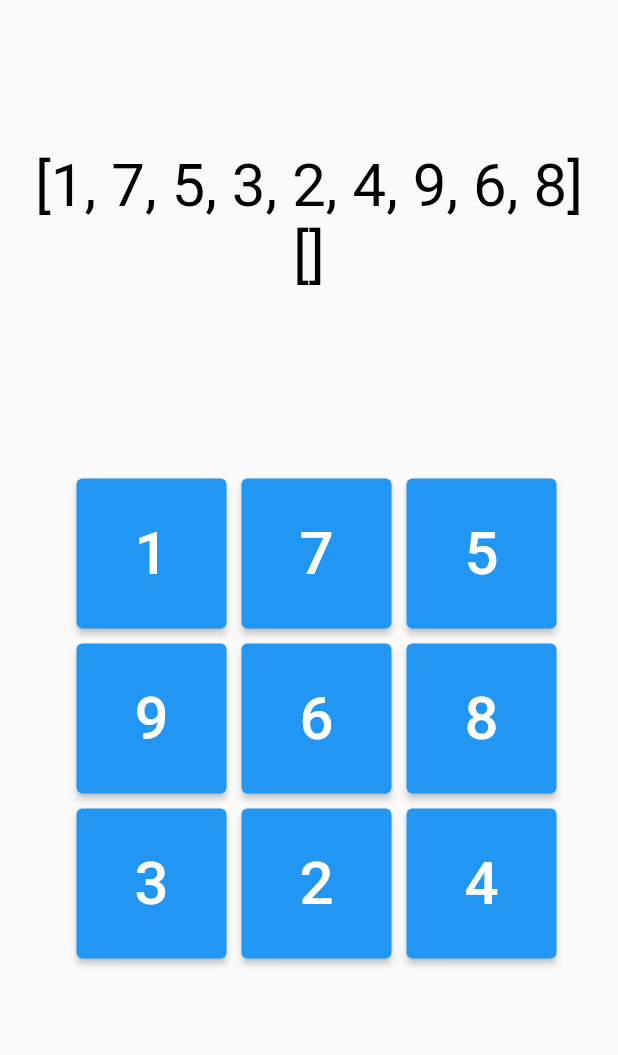
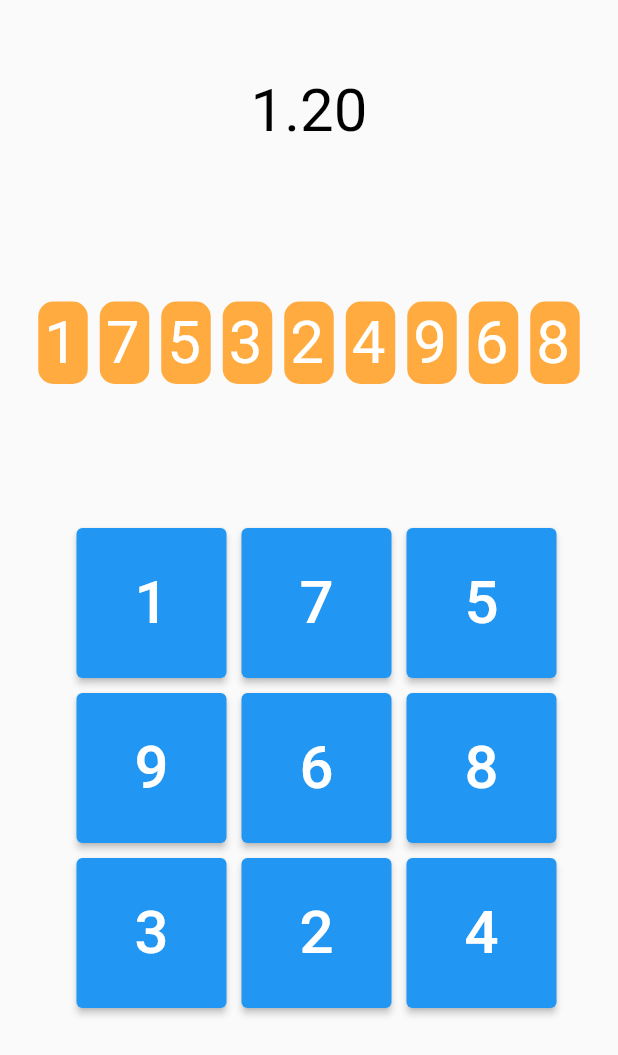
Before and after one commit to BANGWON-LEE/flutter_study, a Flutter app: the screen it shows after launch, after a tap on "시작", on a phone screen of 412 x 824 dp. Shown: the top 1055 px of the screen. Run offline on Flutter 3.47's test engine with Material 2 defaults, Android fonts, the light colour scheme and no system bars; our stand-ins replace webview_flutter.

Commit message:
20230113 game 1th complete

```diff
--- a/lib/screen/tab_game.dart
+++ b/lib/screen/tab_game.dart
@@ -1,4 +1,5 @@
 import 'dart:math';
+import 'dart:async';
 
 import 'package:flutter/material.dart';
 
@@ -11,21 +12,56 @@ class TabGame extends StatefulWidget {
 }
 
 class _TabGameState extends State<TabGame> {
-
-  @override
-  void dispose() {
-    // TODO: implement dispose
-    print('dispose 실행');
-    super.dispose();
-  }
-
+  Timer? _timer;
+  var _time = 0;
   // List<int> btnCount = [123,456,789];
   var btnCount = [['1','2','3'],['4','5','6'],['7','8','9']];
   List gameCount = ['1','2','3','4','5','6','7','8','9'];
   List choiceCount = [];
   // var btnCount = [[1,2,3],[4,5,6],[7,8,9]];
   bool startSignal = false;
-  int cnt  = -1;
+  int cnt  = 0;
+
+  @override
+  void dispose() {
+    // TODO: implement dispose
+    print('dispose 실행');
+    choiceCount.clear();
+    super.dispose();
+  }
+
+  void _startTime(){
+    _timer = Timer.periodic(Duration(milliseconds: 10), (timer) {
+        setState(() {
+          _time++;
+        });
+    });
+  }
+
+  void _stopTime(){
+    _timer?.cancel();
+  }
+
+  void _reset(){
+    setState(() {
+      _time = 0;
+    });
+  }
+
+  Widget TimeRunning() {
+    var sec = _time ~/ 100;
+    var hundredth = '${_time % 100}'.padLeft(2, '0');
+
+    return  Padding(
+      padding: const EdgeInsets.only(top:50.0),
+      child: Container(
+        child: Text(
+          '${sec}.${hundredth}',
+          style: TextStyle(fontSize: 40, color: Colors.black),
+        ),
+      ),
+    );
+  }
 
   @override
   Widget build(BuildContext context) {
@@ -34,18 +70,10 @@ class _TabGameState extends State<TabGame> {
         body: Column(
           // mainAxisAlignment: MainAxisAlignment.center,
           children: [
+            TimeRunning(),
             Padding(
               padding: const EdgeInsets.only(top:100.0),
-              child: Column(
-                children: [
-                  Container(
-                    child: startSignal == false ? null : Text('${gameCount}', style:TextStyle(fontSize: 40, color: Colors.black)),
-                  ),
-                  Container(
-                    child: startSignal == false ? null : Text('${choiceCount}', style:TextStyle(fontSize: 40, color: Colors.black)),
-                  )
-                ],
-              ),
+              child: TimeCheck(signal :startSignal,gameCount: gameCount,choiceCount: choiceCount),
             ),
             Expanded(
               child: Container(
@@ -63,27 +91,19 @@ class _TabGameState extends State<TabGame> {
                           height: 100.0,
                           child: ElevatedButton(
                             onPressed:(){
-
-
                               setState(() {
-                                cnt = cnt+1;
-                                choiceCount.add(num);
+                                if(gameCount[cnt] == num){
+                                  print('2 dd ${cnt} num ${num}');
+                                  choiceCount.add(num);
+                                  cnt = cnt+1;
+                                }
                               });
-
-                              if(gameCount[cnt] != choiceCount[cnt]){
-                                choiceCount.remove(choiceCount[cnt]);
-                                cnt = cnt - 1;
-                              }
-
-                              if(cnt == 8 && gameCount[8] == choiceCount[8]){
+                              if(choiceCount.length == gameCount.length){
                                 startSignal = false;
                                 choiceCount.clear();
-                                // dispose();
+                                cnt = 0;
+                                _stopTime();
                               }
-                              print('cnt ${cnt}');
-
-
-
                             },
                             child:
                               Text(
@@ -117,10 +137,12 @@ class _TabGameState extends State<TabGame> {
                     z = z + 3;
                  }
                   btnCount = resultArray;
+                  _startTime();
                  setState(() {
                     btnCount.shuffle();
                     gameCount.shuffle();
                     startSignal = true;
+                    _reset();
                   });
                 } ,
                 child: Text(
@@ -135,3 +157,59 @@ class _TabGameState extends State<TabGame> {
     );
   }
 }
+
+class TimeCheck extends StatefulWidget {
+  const TimeCheck({Key? key, required this.signal, required this.gameCount, required this.choiceCount}) : super(key: key);
+  final bool signal;
+  final List gameCount;
+  final List choiceCount;
+
+  @override
+  State<TimeCheck> createState() => _TimeCheckState();
+}
+
+class _TimeCheckState extends State<TimeCheck> {
+  @override
+  Widget build(BuildContext context) {
+    return Column(
+      children: [
+        Container(
+          child: widget.signal == false ? null :  Row(
+            mainAxisAlignment: MainAxisAlignment.center,
+            children:
+            widget.gameCount.map((num) =>
+                Container(
+                    width: 33,
+                    margin: EdgeInsets.all(4),
+                    padding: EdgeInsets.all(4),
+                    decoration: BoxDecoration(
+                        borderRadius: BorderRadius.circular(10),
+                        color: Colors.orangeAccent
+                    ),
+                    child: Text('${num}', style:TextStyle(fontSize: 40, color: Colors.white))
+                ),
+            ).toList(),
+          ),
+        ),
+        Container(
+          child: widget.signal == false ? null :  Row(
+            mainAxisAlignment: MainAxisAlignment.center,
+            children:
+            widget.choiceCount.map((num) =>
+                Container(
+                    width: 33,
+                    margin: EdgeInsets.all(4),
+                    padding: EdgeInsets.all(4),
+                    decoration: BoxDecoration(
+                        borderRadius: BorderRadius.circular(10),
+                        color: Colors.deepPurpleAccent
+                    ),
+                    child: Text('${num}', style:TextStyle(fontSize: 40, color: Colors.white))
+                ),
+            ).toList(),
+          ),
+        ),
+      ],
+    );
+  }
+}
```
